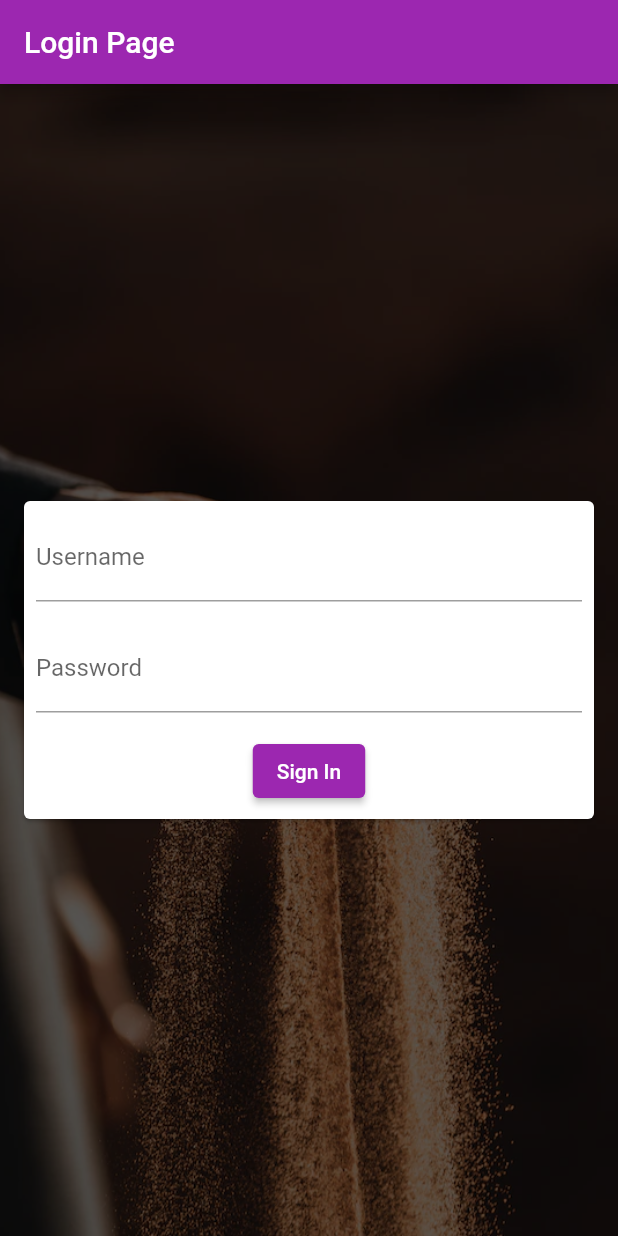
After one commit to A-r-y-a-n1/awesome_app, a Flutter app: the screen it shows after launch, on a phone screen of 412 x 824 dp. The commit adds this screen. Run offline on Flutter 3.47's test engine with Material 2 defaults, Android fonts, the phone set to English and light mode, and no system bars.

Commit message:
ch4 completed

```diff
--- a/lib/drawer.dart
+++ b/lib/drawer.dart
@@ -1,3 +1,4 @@
+import 'package:awesome_app/pages/login_page.dart';
 import 'package:flutter/material.dart';
 
 class drawer extends StatelessWidget {
@@ -6,7 +7,7 @@ class drawer extends StatelessWidget {
     return Drawer(
       child: ListView(
         padding: const EdgeInsets.all(10.0),
-        children: const <Widget>[
+        children: <Widget>[
           UserAccountsDrawerHeader(
             accountName: Text("Aryan Rohela"),
             accountEmail: Text("rohelaaryan@gmail.com"),
@@ -28,7 +29,12 @@ class drawer extends StatelessWidget {
             subtitle: Text("rohelaaryan@gmail.com"),
             trailing: Icon(Icons.edit),
             tileColor: Colors.white70,
-          )
+          ),
+          ElevatedButton(
+              onPressed: () {
+                Navigator.pop(context);
+              },
+              child: Text("Signout"))
         ],
       ),
     );
--- a/lib/main.dart
+++ b/lib/main.dart
@@ -1,4 +1,4 @@
-import 'package:awesome_app/pages/home_page.dart';
+import 'package:awesome_app/pages/login_page.dart';
 import 'package:flutter/material.dart';
 
 void main() {
@@ -7,7 +7,7 @@ void main() {
         themeAnimationDuration: const Duration(seconds: 15),
         themeAnimationCurve: Curves.bounceIn,
         title: "Awesome App",
-        home: const HomePage(),
+        home: LoginPage(),
         theme: ThemeData(primarySwatch: Colors.purple)),
   );
 }
--- a/lib/pages/home_page.dart
+++ b/lib/pages/home_page.dart
@@ -35,14 +35,14 @@ class _HomePageState extends State<HomePage> {
         title: const Text("Awesome App"),
       ),
       body: Padding(
-        padding: const EdgeInsets.all(16.0),
+        padding: const EdgeInsets.all(8.0),
         child: data != null
             ? GridView.builder(
                 gridDelegate: SliverGridDelegateWithFixedCrossAxisCount(
-                    crossAxisCount: 1),
+                    crossAxisCount: 4),
                 itemBuilder: (context, index) {
                   return Padding(
-                    padding: const EdgeInsets.all(8.0),
+                    padding: const EdgeInsets.all(4.0),
                     child: ListTile(
                         title: Text(data[index]["title"]),
                         subtitle: Text("ID : ${data[index]["id"]}"),
--- /dev/null
+++ b/lib/pages/login_page.dart
@@ -0,0 +1,78 @@
+import 'package:flutter/material.dart';
+
+import 'home_page.dart';
+
+class LoginPage extends StatefulWidget {
+  @override
+  State<LoginPage> createState() => _LoginPageState();
+}
+
+class _LoginPageState extends State<LoginPage> {
+  final userNameController = TextEditingController();
+  final passwordController = TextEditingController();
+
+  @override
+  Widget build(BuildContext context) {
+    return Scaffold(
+        appBar: AppBar(
+          title: const Text("Login Page"),
+        ),
+        body: Stack(
+          fit: StackFit.expand,
+          children: <Widget>[
+            Image.asset("assets/bg.webp",
+                fit: BoxFit.cover,
+                color: Colors.black.withOpacity(0.6),
+                colorBlendMode: BlendMode.darken),
+            Center(
+              child: Padding(
+                padding: const EdgeInsets.all(12.0),
+                child: SingleChildScrollView(
+                  child: Card(
+                    child: Padding(
+                      padding: const EdgeInsets.all(8.0),
+                      child: Column(children: <Widget>[
+                        Form(
+                            child: Column(
+                          children: <Widget>[
+                            TextFormField(
+                              decoration: InputDecoration(
+                                  hintText: "Enter username",
+                                  labelText: "Username"),
+                            ),
+                            const SizedBox(
+                              height: 15,
+                            ),
+                            TextFormField(
+                              obscureText: true,
+                              decoration: InputDecoration(
+                                  hintText: "Enter password",
+                                  labelText: "Password"),
+                            ),
+                            const SizedBox(
+                              height: 15,
+                            ),
+                            ElevatedButton(
+                              onPressed: () {
+                                Navigator.push(
+                                    context,
+                                    MaterialPageRoute(
+                                        builder: (context) =>
+                                            const HomePage()));
+                              },
+                              style: ElevatedButton.styleFrom(
+                                  backgroundColor: Colors.purple),
+                              child: const Text("Sign In"),
+                            )
+                          ],
+                        ))
+                      ]),
+                    ),
+                  ),
+                ),
+              ),
+            ),
+          ],
+        ));
+  }
+}
```
